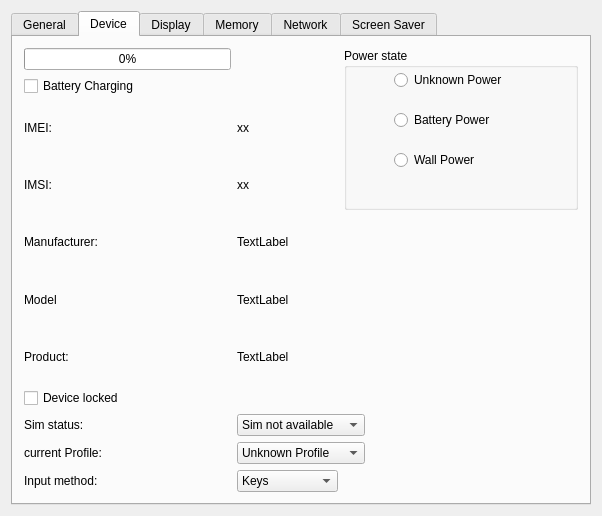
Old version of the form examples/sysinfo/dialog.ui in the repository qtproject/qt-mobility.
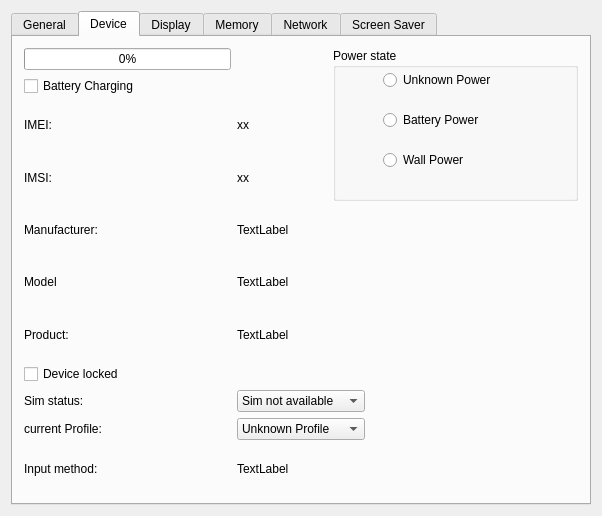
New version of the form. The open tabs and pages were chosen to show the change.

What changed in the file:
```diff
--- a/examples/sysinfo/dialog.ui
+++ b/examples/sysinfo/dialog.ui
@@ -14,7 +14,7 @@
    <string>Sysinfo</string>
   </property>
   <layout class="QGridLayout" name="gridLayout">
-   <item row="0" column="1">
+   <item row="0" column="0">
     <widget class="QTabWidget" name="tabWidget">
      <property name="currentIndex">
       <number>0</number>
@@ -231,7 +231,7 @@
          </property>
         </widget>
        </item>
-       <item row="0" column="2" rowspan="4" colspan="2">
+       <item row="0" column="3" rowspan="4" colspan="2">
         <widget class="QGroupBox" name="groupBox">
          <property name="title">
           <string>Power state</string>
@@ -319,7 +319,7 @@
          </property>
         </widget>
        </item>
-       <item row="4" column="1">
+       <item row="4" column="1" colspan="2">
         <widget class="QLabel" name="manufacturerLabel">
          <property name="text">
           <string>TextLabel</string>
@@ -333,7 +333,7 @@
          </property>
         </widget>
        </item>
-       <item row="5" column="1">
+       <item row="5" column="1" colspan="2">
         <widget class="QLabel" name="modelLabel">
          <property name="text">
           <string>TextLabel</string>
@@ -347,7 +347,7 @@
          </property>
         </widget>
        </item>
-       <item row="6" column="1">
+       <item row="6" column="1" colspan="2">
         <widget class="QLabel" name="productLabel">
          <property name="text">
           <string>TextLabel</string>
@@ -368,7 +368,7 @@
          </property>
         </widget>
        </item>
-       <item row="8" column="1" colspan="2">
+       <item row="8" column="1" colspan="3">
         <widget class="QComboBox" name="simComboBox">
          <item>
           <property name="text">
@@ -392,7 +392,7 @@
          </item>
         </widget>
        </item>
-       <item row="8" column="3">
+       <item row="8" column="4">
         <spacer name="horizontalSpacer">
          <property name="orientation">
           <enum>Qt::Horizontal</enum>
@@ -412,7 +412,7 @@
          </property>
         </widget>
        </item>
-       <item row="9" column="1" colspan="2">
+       <item row="9" column="1" colspan="3">
         <widget class="QComboBox" name="profileComboBox">
          <item>
           <property name="text">
@@ -464,37 +464,10 @@
         </widget>
        </item>
        <item row="10" column="1">
-        <widget class="QComboBox" name="inputMethodComboBox">
-         <item>
-          <property name="text">
-           <string>Keys</string>
-          </property>
-         </item>
-         <item>
-          <property name="text">
-           <string>Keypad</string>
-          </property>
-         </item>
-         <item>
-          <property name="text">
-           <string>Keyboard</string>
-          </property>
-         </item>
-         <item>
-          <property name="text">
-           <string>Single Touch</string>
-          </property>
-         </item>
-         <item>
-          <property name="text">
-           <string>Multi Touch</string>
-          </property>
-         </item>
-         <item>
-          <property name="text">
-           <string>Mouse</string>
-          </property>
-         </item>
+        <widget class="QLabel" name="inputMethodLabel">
+         <property name="text">
+          <string>TextLabel</string>
+         </property>
         </widget>
        </item>
       </layout>
```
Left out of the diff: 5 changed lines with no effect on the pictures.
